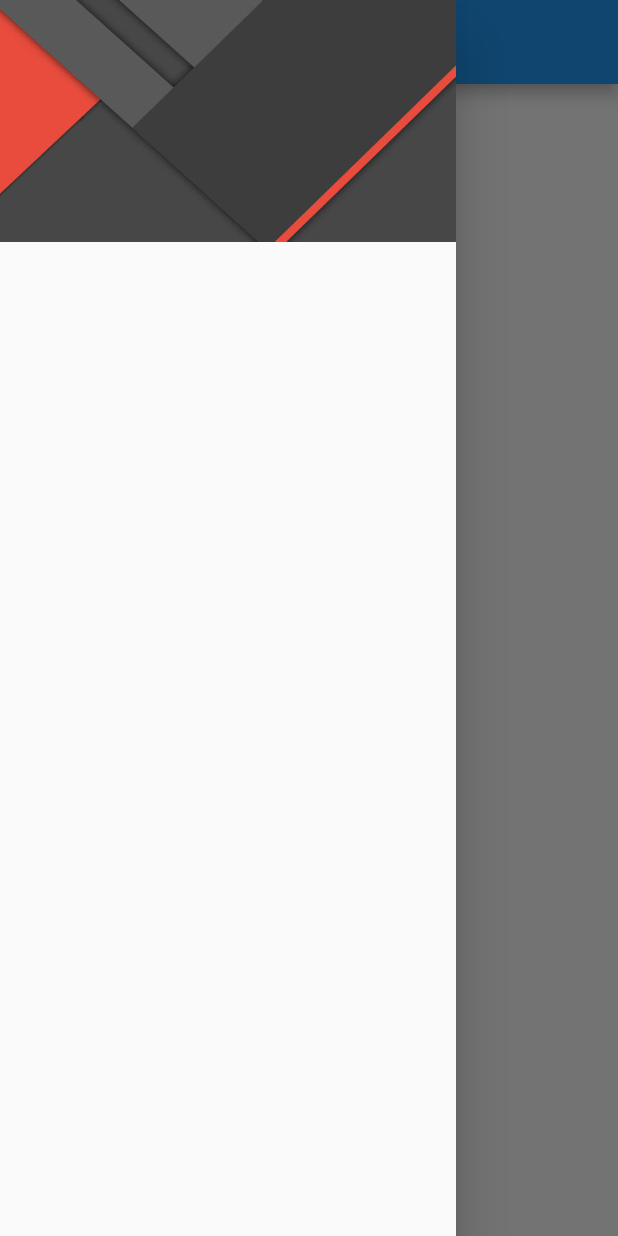
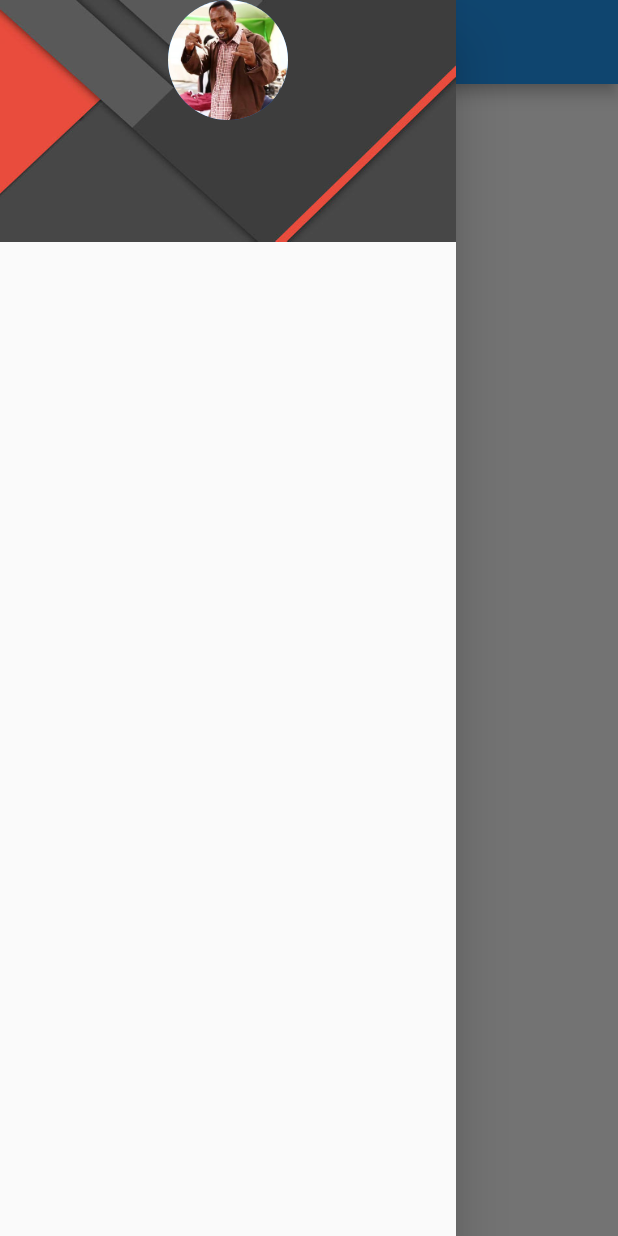
Before and after one commit to ruiyotabby/navigation_drawer, a Flutter app: the screen it shows after launch, with the side drawer open, on a phone screen of 412 x 824 dp. Run offline on Flutter 3.47's test engine with Material 2 defaults, Android fonts, the phone set to English and light mode, and no system bars.

Commit message:
commit
Signed-off-by: Ruiyot Abby <ruiyotabby@gmail.com>

```diff
--- a/lib/main.dart
+++ b/lib/main.dart
@@ -64,7 +64,18 @@ class _MainPageState extends State<MainPage> {
                       image: AssetImage('assets/images/images (20).jpeg'),
                     ),
                   ),
+                  padding: EdgeInsets.zero,
+                  child: Container(
+                    child: Column(
+                      children: [
+                        CircleAvatar(
+                          radius: 40,
+                          backgroundImage:
+                              AssetImage('assets/images/omosh_copy.jpeg'),
+                        )
+                      ],
                     ),
+                  )),
             ],
           ),
         ),
```
Lines whose indentation alone changed are shown as unchanged.
